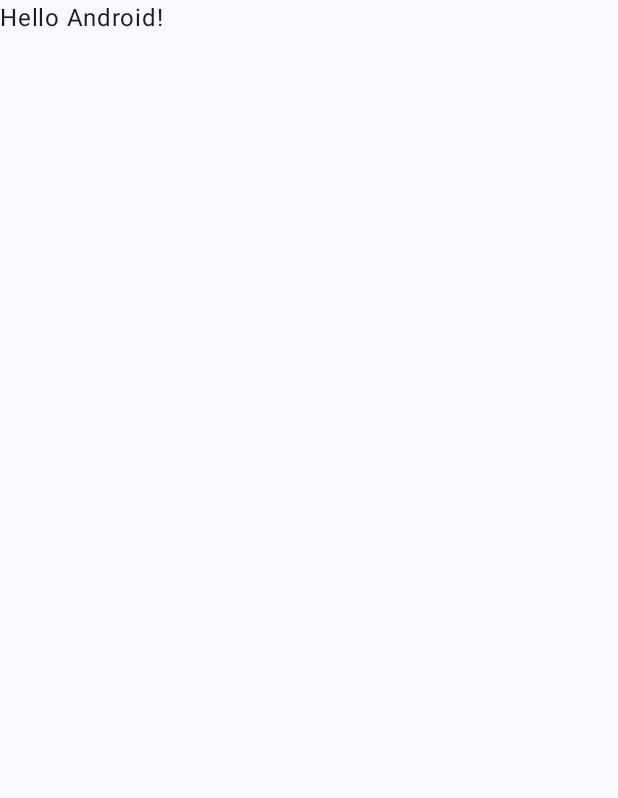
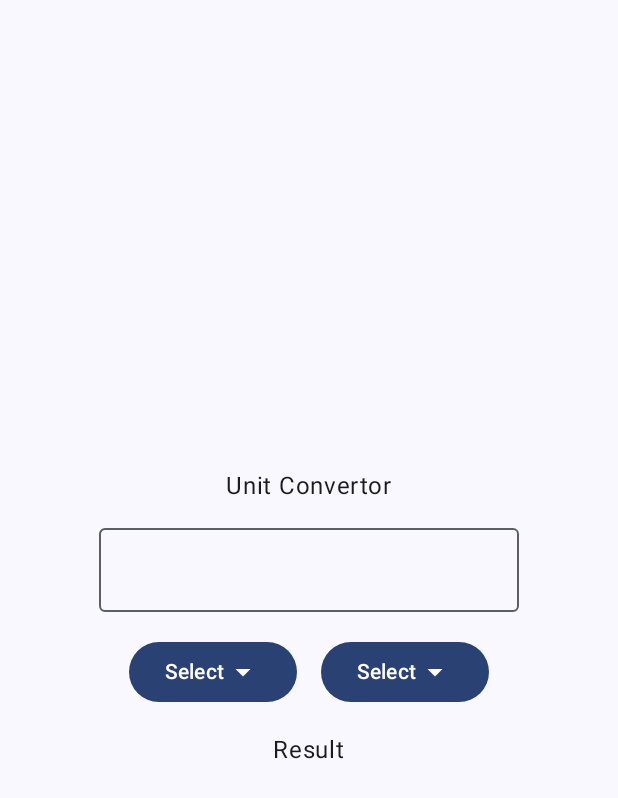
Before and after one commit to Anuragcpp/Unit-Convertor, an Android app built with Jetpack Compose: the screen it shows after launch (MainActivity), on a phone screen of 412 x 824 dp. Before the commit the part shown is almost empty. Shown: the top 798 px of the screen. Run offline under Robolectric (Android 15) with nearby library versions, the phone set to English and light mode, and no system bars.

Commit message:
Designed the ui

```diff
--- a/app/src/main/java/com/example/unitconverter/MainActivity.kt
+++ b/app/src/main/java/com/example/unitconverter/MainActivity.kt
@@ -3,16 +3,33 @@
 import android.os.Bundle
 import androidx.activity.ComponentActivity
 import androidx.activity.compose.setContent
+import androidx.compose.foundation.layout.Arrangement
+import androidx.compose.foundation.layout.Box
+import androidx.compose.foundation.layout.Column
+import androidx.compose.foundation.layout.Row
+import androidx.compose.foundation.layout.Spacer
 import androidx.compose.foundation.layout.fillMaxSize
+import androidx.compose.foundation.layout.height
+import androidx.compose.foundation.layout.width
+import androidx.compose.material.icons.Icons
+import androidx.compose.material.icons.filled.ArrowDropDown
+import androidx.compose.material3.Button
+import androidx.compose.material3.DropdownMenu
+import androidx.compose.material3.DropdownMenuItem
+import androidx.compose.material3.ExperimentalMaterial3Api
+import androidx.compose.material3.Icon
 import androidx.compose.material3.MaterialTheme
+import androidx.compose.material3.OutlinedTextField
 import androidx.compose.material3.Surface
 import androidx.compose.material3.Text
 import androidx.compose.runtime.Composable
+import androidx.compose.ui.Alignment
 import androidx.compose.ui.Modifier
 import androidx.compose.ui.tooling.preview.Preview
+import androidx.compose.ui.unit.dp
 import com.example.unitconverter.ui.theme.UnitConverterTheme
 
-class MainActivity : ComponentActivity() {
+ class MainActivity : ComponentActivity() {
     override fun onCreate(savedInstanceState: Bundle?) {
         super.onCreate(savedInstanceState)
         setContent {
@@ -22,25 +39,81 @@ class MainActivity : ComponentActivity() {
                     modifier = Modifier.fillMaxSize(),
                     color = MaterialTheme.colorScheme.background
                 ) {
-                    Greeting("Android")
+//                    Greeting("Android")
+                    unitConvertor()
                 }
             }
         }
     }
 }
 
+ @OptIn(ExperimentalMaterial3Api::class)
+ @Composable
+ fun unitConvertor (){
+     Column (
+         modifier = Modifier.fillMaxSize(),
+         verticalArrangement = Arrangement.Center,
+         horizontalAlignment = Alignment.CenterHorizontally
+     ){
+         //here items will appear in stack , one below another
+         Text("Unit Convertor")
+         Spacer(modifier = Modifier.height(16.dp))
+         OutlinedTextField(value = "", onValueChange ={
+             //here we will write what to do when the text in the field changes
+         } )
+         Spacer(modifier = Modifier.height(16.dp))
+         Row {
+             Box {
+                 Button(onClick = { /*TODO*/ }) {
+                     Text(text = "Select")
+                     Icon(Icons.Default.ArrowDropDown , contentDescription = "Arrow down")
+                 }
+             }
+             DropdownMenu(expanded = false, onDismissRequest = { /*TODO*/ }) {
+                 DropdownMenuItem(
+                     text = { Text(text = "Centimeter") },
+                     onClick = { /*TODO*/
+                     })
+                 DropdownMenuItem(
+                     text = { Text(text = "Feet")},
+                     onClick = { /*TODO*/ }
+                 )
+                 DropdownMenuItem(
+                     text = { Text(text = "Meter")},
+                     onClick = { /*TODO*/ }
+                 )
+             }
+             Spacer(modifier = Modifier.width(16.dp))
+             Box {
+                 Button(onClick = { /*TODO*/ }) {
+                     Text(text = "Select")
+                     Icon(Icons.Default.ArrowDropDown , contentDescription = "Arrow down")
+                 }
+
+                 DropdownMenu(expanded = false, onDismissRequest = { /*TODO*/ }) {
+                     DropdownMenuItem(
+                         text = { Text(text = "Centimeter") },
+                         onClick = { /*TODO*/
+                         })
+                     DropdownMenuItem(
+                         text = { Text(text = "Feet")},
+                         onClick = { /*TODO*/ }
+                     )
+                     DropdownMenuItem(
+                         text = { Text(text = "Meter")},
+                         onClick = { /*TODO*/ }
+                     )
+                 }
+             }
+
+         }
+         Spacer(modifier = Modifier.height(16.dp))
+         Text(text = "Result")
+     }
+ }
+
 @Composable
-fun Greeting(name: String, modifier: Modifier = Modifier) {
-    Text(
-        text = "Hello $name!",
-        modifier = modifier
-    )
-}
-
 @Preview(showBackground = true)
-@Composable
-fun GreetingPreview() {
-    UnitConverterTheme {
-        Greeting("Android")
-    }
-}
+ fun unitConvertorPriview (){
+     unitConvertor()
+ }
```
